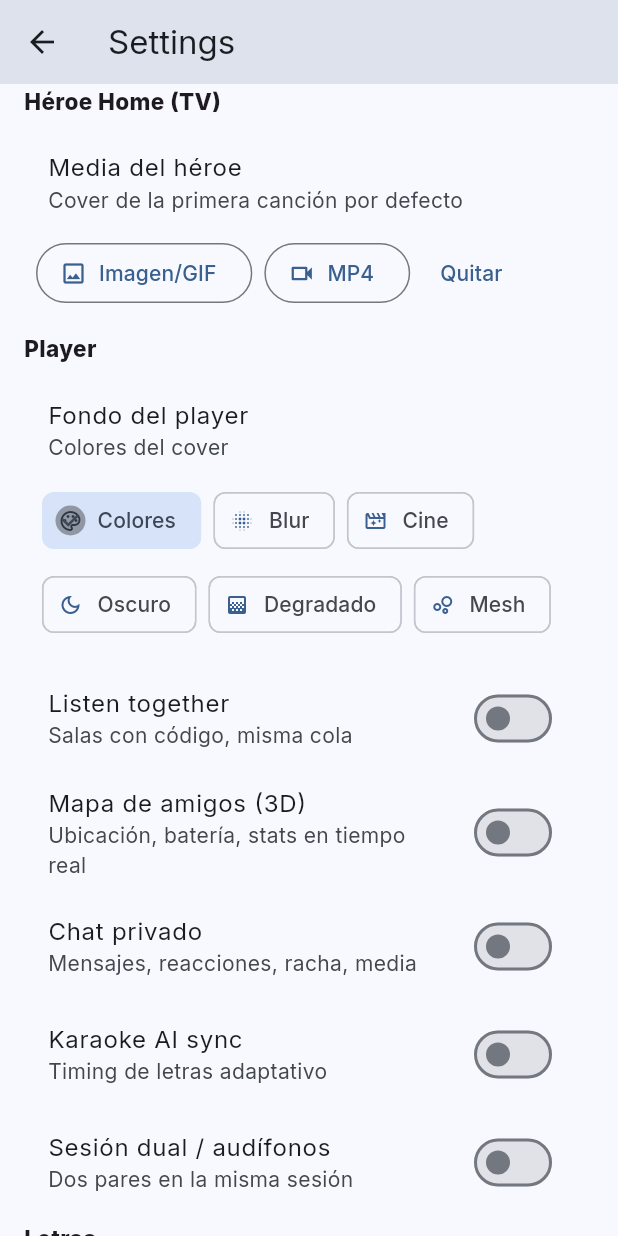
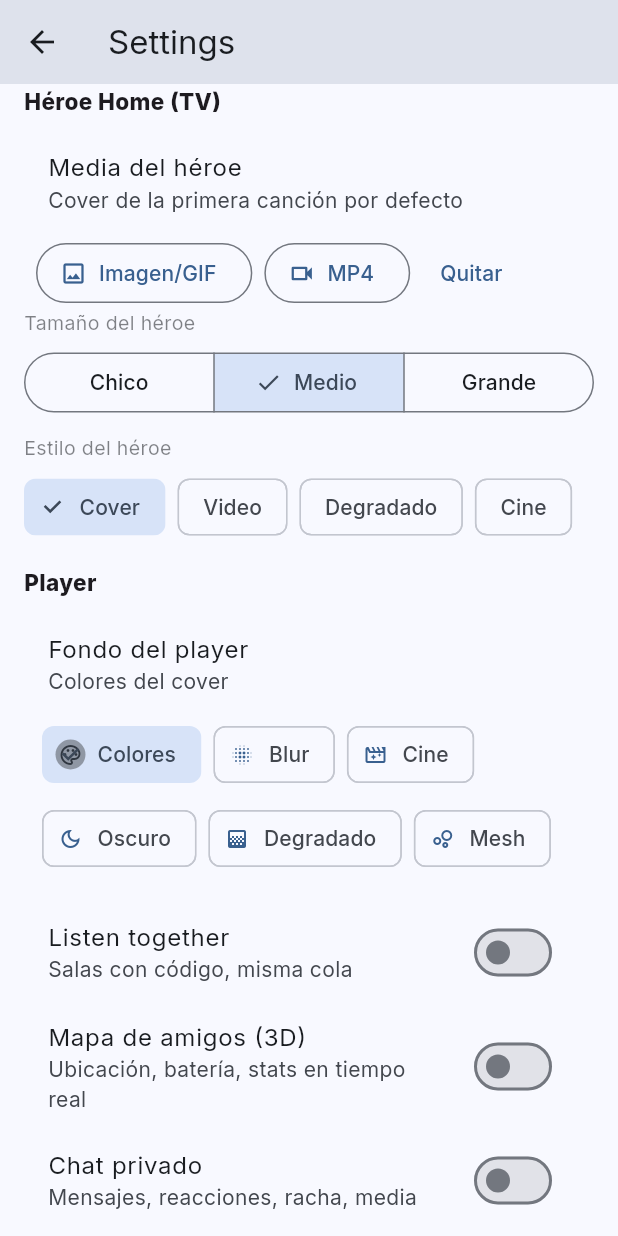
Before and after one commit to lunethosdev-eng/Oki, a Flutter app: the SettingsScreen screen opened directly, scrolled down 576 dp, on a phone screen of 412 x 824 dp. Run offline on Flutter 3.47's test engine with Material 3 defaults, Android fonts, the phone set to English and light mode, and no system bars; drawn by our look-alikes of dynamic_color; our stand-ins replace audioplayers, cached_network_image, flutter_animate, flutter_map, geolocator, google_fonts and 9 more; accounts and stored records are empty.

Commit message:
Update settings_screen.dart

```diff
--- a/lib/screens/settings_screen.dart
+++ b/lib/screens/settings_screen.dart
@@ -1,3 +1,4 @@
+import 'package:pokke/services/devices_service.dart';
 import 'package:image_picker/image_picker.dart';
 import 'package:flutter/material.dart';
 import 'package:pokke/services/settings_service.dart';
@@ -199,6 +200,49 @@ class _SettingsScreenState extends State<SettingsScreen> {
                   ],
                 ),
               ),
+
+              Text('Tamaño del héroe',
+                  style: TextStyle(
+                      fontSize: 13,
+                      color: Theme.of(context)
+                          .colorScheme
+                          .onSurface
+                          .withOpacity(0.55))),
+              const SizedBox(height: 6),
+              SegmentedButton<String>(
+                segments: const [
+                  ButtonSegment(value: 'small', label: Text('Chico')),
+                  ButtonSegment(value: 'medium', label: Text('Medio')),
+                  ButtonSegment(value: 'large', label: Text('Grande')),
+                ],
+                selected: {s.heroSize},
+                onSelectionChanged: (v) => s.setHeroSize(v.first),
+              ),
+              const SizedBox(height: 10),
+              Text('Estilo del héroe',
+                  style: TextStyle(
+                      fontSize: 13,
+                      color: Theme.of(context)
+                          .colorScheme
+                          .onSurface
+                          .withOpacity(0.55))),
+              const SizedBox(height: 6),
+              Wrap(
+                spacing: 8,
+                children: [
+                  for (final m in const [
+                    ('cover', 'Cover'),
+                    ('video', 'Video'),
+                    ('gradient', 'Degradado'),
+                    ('cinematic', 'Cine'),
+                  ])
+                    ChoiceChip(
+                      label: Text(m.$2),
+                      selected: s.heroStyle == m.$1,
+                      onSelected: (_) => s.setHeroStyle(m.$1),
+                    ),
+                ],
+              ),
               const SizedBox(height: 12),
               _h('Player'),
               ListTile(
@@ -335,6 +379,60 @@ class _SettingsScreenState extends State<SettingsScreen> {
                   );
                 },
               ),
+              const SizedBox(height: 8),
+              Text('Sesiones / dispositivos',
+                  style: TextStyle(
+                      fontWeight: FontWeight.w700,
+                      color: Theme.of(context).colorScheme.onSurface)),
+              AnimatedBuilder(
+                animation: DevicesService.instance,
+                builder: (_, __) {
+                  final devs = DevicesService.instance.devices;
+                  if (devs.isEmpty) {
+                    return ListTile(
+                      dense: true,
+                      title: Text('Ninguno detectado',
+                          style: TextStyle(
+                              color: Theme.of(context)
+                                  .colorScheme
+                                  .onSurface
+                                  .withOpacity(0.45))),
+                      trailing: IconButton(
+                        icon: const Icon(Icons.refresh),
+                        onPressed: () =>
+                            DevicesService.instance.refresh(),
+                      ),
+                    );
+                  }
+                  return Column(
+                    children: [
+                      for (final d in devs)
+                        ListTile(
+                          leading: Icon(
+                              DevicesService.instance.iconFor(d.type)),
+                          title: Text(d.name),
+                          subtitle: Text(
+                            '${d.type}'
+                            '${d.battery != null ? ' · ${d.battery}%' : ''}'
+                            '${d.active ? ' · activo' : ''}',
+                          ),
+                        ),
+                      ListTile(
+                        leading: const Icon(Icons.logout),
+                        title: const Text(
+                            'Cerrar sesión en este dispositivo'),
+                        onTap: () async {
+                          await SupabaseService.signOut();
+                          if (context.mounted) {
+                            Navigator.of(context)
+                                .popUntil((r) => r.isFirst);
+                          }
+                        },
+                      ),
+                    ],
+                  );
+                },
+              ),
               if (SupabaseService.isOwner)
                 ListTile(
                   leading: const Icon(Icons.admin_panel_settings_outlined),
```
